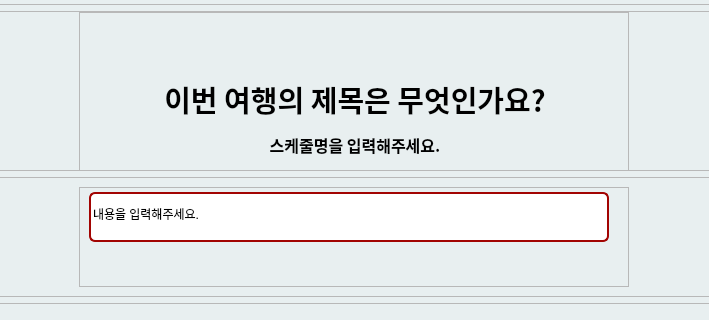
This is code/ui/first_trip.ui in EON-DC/gwd_travel_planner as Qt 5 draws it before an edit; both pictures show x 146 to 855 and y 152 to 472 of the 1000 by 700 pixel window. The edited form follows.
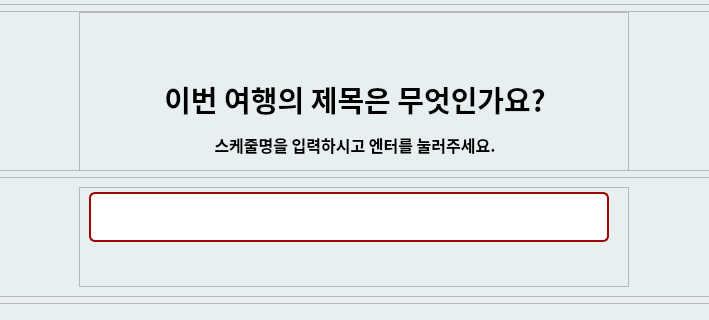
This is the edited form. Icons and pictures are not drawn.

Patch:
```diff
--- a/code/ui/first_trip.ui
+++ b/code/ui/first_trip.ui
@@ -202,7 +202,7 @@
                </font>
               </property>
               <property name="text">
-               <string>&lt;html&gt;&lt;head/&gt;&lt;body&gt;&lt;p align=&quot;center&quot;&gt;이번 여행의 제목은 무엇인가요?&lt;/p&gt;&lt;p align=&quot;center&quot;&gt;&lt;span style=&quot; font-size:12pt;&quot;&gt;스케줄명을 입력해주세요.&lt;/span&gt;&lt;/p&gt;&lt;/body&gt;&lt;/html&gt;</string>
+               <string>&lt;html&gt;&lt;head/&gt;&lt;body&gt;&lt;p align=&quot;center&quot;&gt;이번 여행의 제목은 무엇인가요?&lt;/p&gt;&lt;p align=&quot;center&quot;&gt;&lt;span style=&quot; font-size:12pt;&quot;&gt;스케줄명을 입력하시고 엔터를 눌러주세요.&lt;/span&gt;&lt;/p&gt;&lt;/body&gt;&lt;/html&gt;</string>
               </property>
              </widget>
             </item>
@@ -316,7 +316,7 @@
                </size>
               </property>
               <property name="text">
-               <string>내용을 입력해주세요.</string>
+               <string/>
               </property>
              </widget>
             </item>
```
